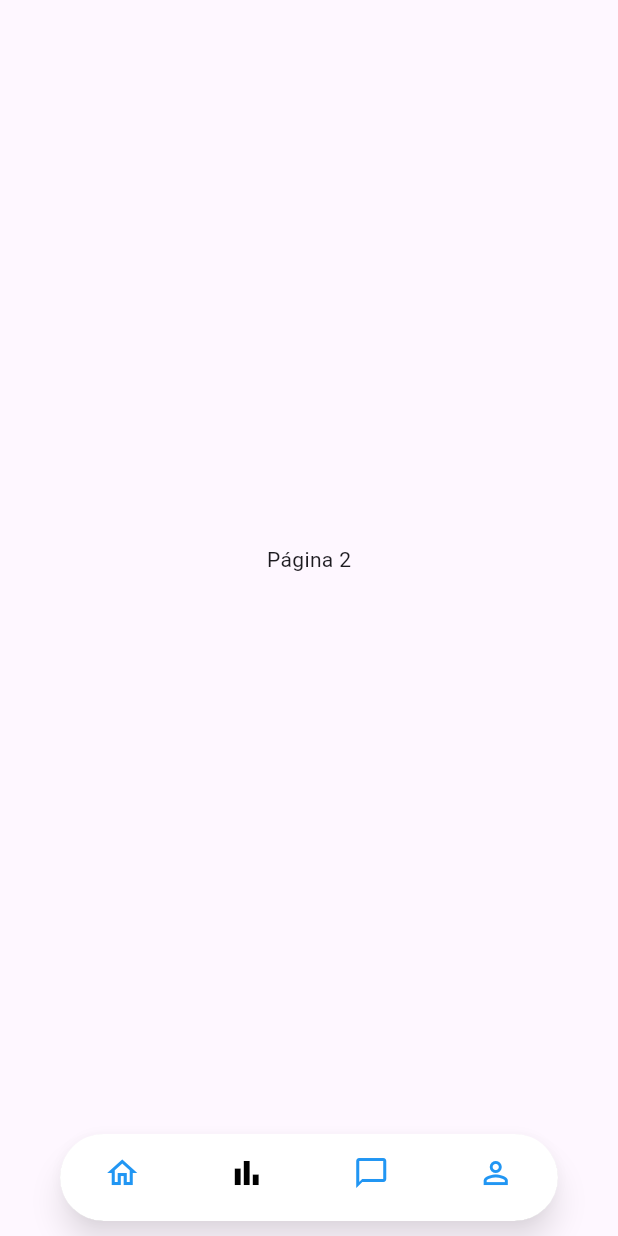
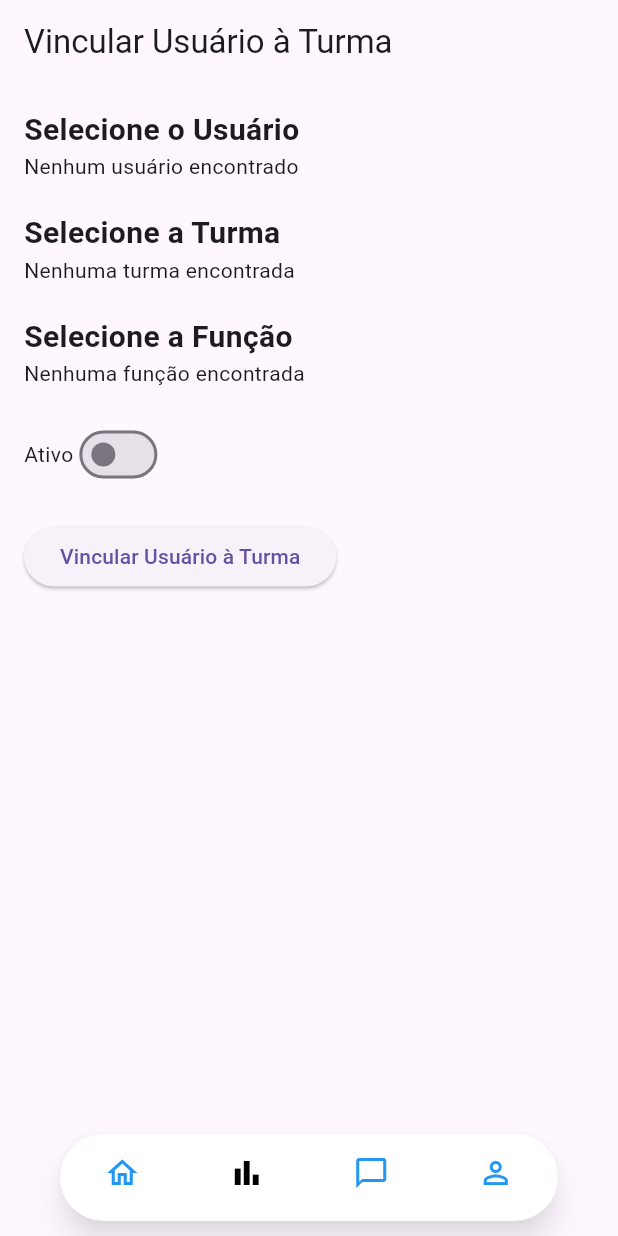
Before and after one commit to JoaoVancea/COPA, a Flutter app: the screen it shows after launch, item 2 of the bottom bar chosen, on a phone screen of 412 x 824 dp. Run offline on Flutter 3.47's test engine with Material 3 defaults, Android fonts, the phone set to English and light mode, and no system bars; our stand-ins replace cloud_firestore, firebase_core; accounts and stored records are empty.

Commit message:
adicionando services, e formularios para subir dados ao firestore

```diff
--- a/lib/UI/pages/home_page.dart
+++ b/lib/UI/pages/home_page.dart
@@ -1,5 +1,7 @@
-import 'package:copa/UI/widgets/CustomBottomNavigator.dart'; // Importe o widget customizado
+import 'package:copa/UI/pages/add_firebase.dart';
 import 'package:flutter/material.dart';
+import 'teste_firebase.dart'; // Importe a página do formulário
+import 'package:copa/UI/widgets/custom_bottom_navigation_bar.dart'; // Importe o widget customizado
 
 class HomePage extends StatefulWidget {
   const HomePage({super.key});
@@ -11,6 +13,13 @@ class HomePage extends StatefulWidget {
 class _HomePageState extends State<HomePage> {
   int _selectedIndex = 0;
 
+  // Função para mapear o índice da barra de navegação às páginas
+  final List<Widget> _pages = [
+    HomeContent(), // Conteúdo da página inicial (HomePage)
+    UserTurmaPage(), // Página com o formulário de vinculação UserTurma
+    AddEntitiesPage() // Página para adicionar ao firestore
+  ];
+
   void _onItemTapped(int index) {
     setState(() {
       _selectedIndex = index;
@@ -20,9 +29,7 @@ class _HomePageState extends State<HomePage> {
   @override
   Widget build(BuildContext context) {
     return Scaffold(
-      body: Center(
-        child: Text('Página ${_selectedIndex + 1}'), // Conteúdo da página
-      ),
+      body: _pages[_selectedIndex], // Exibe a página correspondente
       bottomNavigationBar: CustomBottomNavigationBar(
         selectedIndex: _selectedIndex,
         onItemTapped: _onItemTapped, // Função callback
@@ -30,3 +37,13 @@ class _HomePageState extends State<HomePage> {
     );
   }
 }
+
+// Widget que representa o conteúdo da HomePage
+class HomeContent extends StatelessWidget {
+  @override
+  Widget build(BuildContext context) {
+    return Center(
+      child: Text('Bem-vindo à Home!'), // Conteúdo da HomePage
+    );
+  }
+}
--- /dev/null
+++ b/lib/UI/pages/teste_firebase.dart
@@ -0,0 +1,179 @@
+import 'package:copa/features/funcao/model/funcao_model.dart';
+import 'package:copa/features/funcao/services/funcao_service.dart';
+import 'package:copa/features/turma/model/turma_model.dart';
+import 'package:copa/features/turma/services/turma_service.dart';
+import 'package:copa/features/user/model/user_model.dart';
+import 'package:copa/features/user/services/user_service.dart';
+import 'package:copa/features/userTurma/model/user_turma_model.dart';
+import 'package:copa/features/userTurma/services/user_turma_service.dart';
+import 'package:flutter/material.dart';
+
+class UserTurmaPage extends StatefulWidget {
+  @override
+  _UserTurmaPageState createState() => _UserTurmaPageState();
+}
+
+class _UserTurmaPageState extends State<UserTurmaPage> {
+  String? selectedUserId;
+  String? selectedTurmaId;
+  String? selectedFuncaoId;
+  bool _userTurmaStatus = false;
+
+  final UserService userService = UserService();
+  final TurmaService turmaService = TurmaService();
+  final FuncaoService funcaoService = FuncaoService();
+  final UserTurmaService userTurmaService = UserTurmaService();
+
+  void _submitUserTurma() async {
+    if (selectedUserId != null && selectedTurmaId != null && selectedFuncaoId != null) {
+      final newUserTurma = UserTurma(
+        id: '',
+        userId: selectedUserId!,
+        turmaId: selectedTurmaId!,
+        funcaoId: selectedFuncaoId!,
+        status: _userTurmaStatus,
+      );
+
+      await userTurmaService.createUserTurma(newUserTurma);
+
+      ScaffoldMessenger.of(context).showSnackBar(
+        SnackBar(content: Text('Usuário vinculado à Turma com sucesso!')),
+      );
+    } else {
+      ScaffoldMessenger.of(context).showSnackBar(
+        SnackBar(content: Text('Preencha todos os campos')),
+      );
+    }
+  }
+
+  Widget _buildUserDropdown() {
+    return FutureBuilder<List<User>>(
+      future: userService.getUsers(),
+      builder: (context, snapshot) {
+        if (snapshot.connectionState == ConnectionState.waiting) {
+          return CircularProgressIndicator();
+        }
+        if (!snapshot.hasData || snapshot.data!.isEmpty) {
+          return Text('Nenhum usuário encontrado');
+        }
+        return DropdownButton<String>(
+          hint: Text('Selecione um Usuário'),
+          value: selectedUserId,
+          onChanged: (value) {
+            setState(() {
+              selectedUserId = value;
+            });
+          },
+          items: snapshot.data!.map((user) {
+            return DropdownMenuItem<String>(
+              value: user.id,
+              child: Text(user.nome),
+            );
+          }).toList(),
+        );
+      },
+    );
+  }
+
+  Widget _buildTurmaDropdown() {
+    return FutureBuilder<List<Turma>>(
+      future: turmaService.getTurmas(),
+      builder: (context, snapshot) {
+        if (snapshot.connectionState == ConnectionState.waiting) {
+          return CircularProgressIndicator();
+        }
+        if (!snapshot.hasData || snapshot.data!.isEmpty) {
+          return Text('Nenhuma turma encontrada');
+        }
+        return DropdownButton<String>(
+          hint: Text('Selecione uma Turma'),
+          value: selectedTurmaId,
+          onChanged: (value) {
+            setState(() {
+              selectedTurmaId = value;
+            });
+          },
+          items: snapshot.data!.map((turma) {
+            return DropdownMenuItem<String>(
+              value: turma.id,
+              child: Text(turma.nome),
+            );
+          }).toList(),
+        );
+      },
+    );
+  }
+
+  Widget _buildFuncaoDropdown() {
+    return FutureBuilder<List<Funcao>>(
+      future: funcaoService.getFuncoes(),
+      builder: (context, snapshot) {
+        if (snapshot.connectionState == ConnectionState.waiting) {
+          return CircularProgressIndicator();
+        }
+        if (!snapshot.hasData || snapshot.data!.isEmpty) {
+          return Text('Nenhuma função encontrada');
+        }
+        return DropdownButton<String>(
+          hint: Text('Selecione uma Função'),
+          value: selectedFuncaoId,
+          onChanged: (value) {
+            setState(() {
+              selectedFuncaoId = value;
+            });
+          },
+          items: snapshot.data!.map((funcao) {
+            return DropdownMenuItem<String>(
+              value: funcao.id,
+              child: Text(funcao.nome),
+            );
+          }).toList(),
+        );
+      },
+    );
+  }
+
+  @override
+  Widget build(BuildContext context) {
+    return Scaffold(
+      appBar: AppBar(
+        title: Text('Vincular Usuário à Turma'),
+      ),
+      body: Padding(
+        padding: const EdgeInsets.all(16.0),
+        child: Column(
+          crossAxisAlignment: CrossAxisAlignment.start,
+          children: [
+            Text('Selecione o Usuário', style: TextStyle(fontSize: 20, fontWeight: FontWeight.bold)),
+            _buildUserDropdown(),
+            SizedBox(height: 20),
+            Text('Selecione a Turma', style: TextStyle(fontSize: 20, fontWeight: FontWeight.bold)),
+            _buildTurmaDropdown(),
+            SizedBox(height: 20),
+            Text('Selecione a Função', style: TextStyle(fontSize: 20, fontWeight: FontWeight.bold)),
+            _buildFuncaoDropdown(),
+            SizedBox(height: 20),
+            Row(
+              children: [
+                Text('Ativo'),
+                Switch(
+                  value: _userTurmaStatus,
+                  onChanged: (value) {
+                    setState(() {
+                      _userTurmaStatus = value;
+                    });
+                  },
+                ),
+              ],
+            ),
+            SizedBox(height: 20),
+            ElevatedButton(
+              onPressed: _submitUserTurma,
+              child: Text('Vincular Usuário à Turma'),
+            ),
+          ],
+        ),
+      ),
+    );
+  }
+}
--- a/lib/features/funcao/services/funcao_service.dart
+++ b/lib/features/funcao/services/funcao_service.dart
@@ -0,0 +1,28 @@
+import 'package:cloud_firestore/cloud_firestore.dart';
+import 'package:copa/features/funcao/model/funcao_model.dart';
+
+class FuncaoService {
+  final FirebaseFirestore _firestore = FirebaseFirestore.instance;
+  final CollectionReference _funcoesCollection = FirebaseFirestore.instance.collection('funcoes');
+
+  // Obtém todas as funções
+  Future<List<Funcao>> getFuncoes() async {
+    QuerySnapshot<Map<String, dynamic>> snapshot = await _funcoesCollection.get() as QuerySnapshot<Map<String, dynamic>>;
+    return snapshot.docs.map((doc) => Funcao.fromFirestore(doc)).toList();
+  }
+
+  // Cria uma nova função
+  Future<void> createFuncao(Funcao funcao) async {
+    await _funcoesCollection.add(funcao.toFirestore());
+  }
+
+  // Atualiza uma função existente
+  Future<void> updateFuncao(String id, Funcao funcao) async {
+    await _funcoesCollection.doc(id).update(funcao.toFirestore());
+  }
+
+  // Deleta uma função
+  Future<void> deleteFuncao(String id) async {
+    await _funcoesCollection.doc(id).delete();
+  }
+}
--- a/lib/features/turma/model/turma_model.dart
+++ b/lib/features/turma/model/turma_model.dart
@@ -17,6 +17,13 @@ class Turma {
     );
   }
 
+  factory Turma.fromFirestore(QueryDocumentSnapshot<Map<String, dynamic>> doc) {
+    return Turma(
+      id: doc.id,
+      nome: doc.data()['nome'],
+    );
+  }
+
   Map<String, dynamic> toFirestore() {
     return {
       'nome': nome,
--- a/lib/features/turma/services/turma_service.dart
+++ b/lib/features/turma/services/turma_service.dart
@@ -0,0 +1,29 @@
+import 'package:cloud_firestore/cloud_firestore.dart';
+import 'package:copa/features/turma/model/turma_model.dart';
+
+
+class TurmaService {
+  final FirebaseFirestore _firestore = FirebaseFirestore.instance;
+  final CollectionReference _turmasCollection = FirebaseFirestore.instance.collection('turmas');
+
+   // Obtém todas as turmas
+  Future<List<Turma>> getTurmas() async {
+    QuerySnapshot<Map<String, dynamic>> snapshot = await _turmasCollection.get() as QuerySnapshot<Map<String, dynamic>>;
+    return snapshot.docs.map((doc) => Turma.fromFirestore(doc)).toList();
+  }
+
+  // Cria uma nova turma
+  Future<void> createTurma(Turma turma) async {
+    await _turmasCollection.add(turma.toFirestore());
+  }
+
+  // Atualiza uma turma existente
+  Future<void> updateTurma(String id, Turma turma) async {
+    await _turmasCollection.doc(id).update(turma.toFirestore());
+  }
+
+  // Deleta uma turma
+  Future<void> deleteTurma(String id) async {
+    await _turmasCollection.doc(id).delete();
+  }
+}
--- a/lib/features/user/services/user_service.dart
+++ b/lib/features/user/services/user_service.dart
@@ -0,0 +1,28 @@
+import 'package:cloud_firestore/cloud_firestore.dart';
+import 'package:copa/features/user/model/user_model.dart';
+
+class UserService {
+  final FirebaseFirestore _firestore = FirebaseFirestore.instance;
+  final CollectionReference _usersCollection = FirebaseFirestore.instance.collection('users');
+
+  // Obtém todas os usuários
+  Future<List<User>> getUsers() async {
+    QuerySnapshot<Map<String, dynamic>> snapshot = await _usersCollection.get() as QuerySnapshot<Map<String, dynamic>>;
+    return snapshot.docs.map((doc) => User.fromFirestore(doc)).toList();
+  }
+
+  // Cria um novo usuário
+  Future<void> createUser(User user) async {
+    await _usersCollection.add(user.toFirestore());
+  }
+
+  // Atualiza um usuário existente
+  Future<void> updateUser(String id, User user) async {
+    await _usersCollection.doc(id).update(user.toFirestore());
+  }
+
+  // Deleta um usuário
+  Future<void> deleteUser(String id) async {
+    await _usersCollection.doc(id).delete();
+  }
+}
--- a/lib/features/userTurma/services/user_turma_service.dart
+++ b/lib/features/userTurma/services/user_turma_service.dart
@@ -0,0 +1,28 @@
+import 'package:cloud_firestore/cloud_firestore.dart';
+import 'package:copa/features/userTurma/model/user_turma_model.dart';
+
+class UserTurmaService {
+  final FirebaseFirestore _firestore = FirebaseFirestore.instance;
+  final CollectionReference _userTurmaCollection = FirebaseFirestore.instance.collection('userTurma');
+
+  // Obtém todas as relaões user-turma
+  Future<List<UserTurma>> getUserTurmas() async {
+    QuerySnapshot<Map<String, dynamic>> snapshot = await _userTurmaCollection.get() as QuerySnapshot<Map<String, dynamic>>;
+    return snapshot.docs.map((doc) => UserTurma.fromFirestore(doc)).toList();
+  }
+
+  // Cria uma nova relação User-Turma
+  Future<void> createUserTurma(UserTurma userTurma) async {
+    await _userTurmaCollection.add(userTurma.toFirestore());
+  }
+
+  // Atualiza uma relação User-Turma existente
+  Future<void> updateUserTurma(String id, UserTurma userTurma) async {
+    await _userTurmaCollection.doc(id).update(userTurma.toFirestore());
+  }
+
+  // Deleta uma relação User-Turma
+  Future<void> deleteUserTurma(String id) async {
+    await _userTurmaCollection.doc(id).delete();
+  }
+}
```
Also changed, not shown: lib/UI/pages/add_firebase.dart (added, +123 -0 lines), lib/features/funcao/model/funcao_model.dart (+7 -0 lines), lib/features/user/model/user_model.dart (+9 -0 lines), lib/features/userTurma/model/user_turma_model.dart (+10 -0 lines), lib/UI/widgets/custom_bottom_navigation_bar.dart (renamed from lib/UI/widgets/CustomBottomNavigator.dart).
